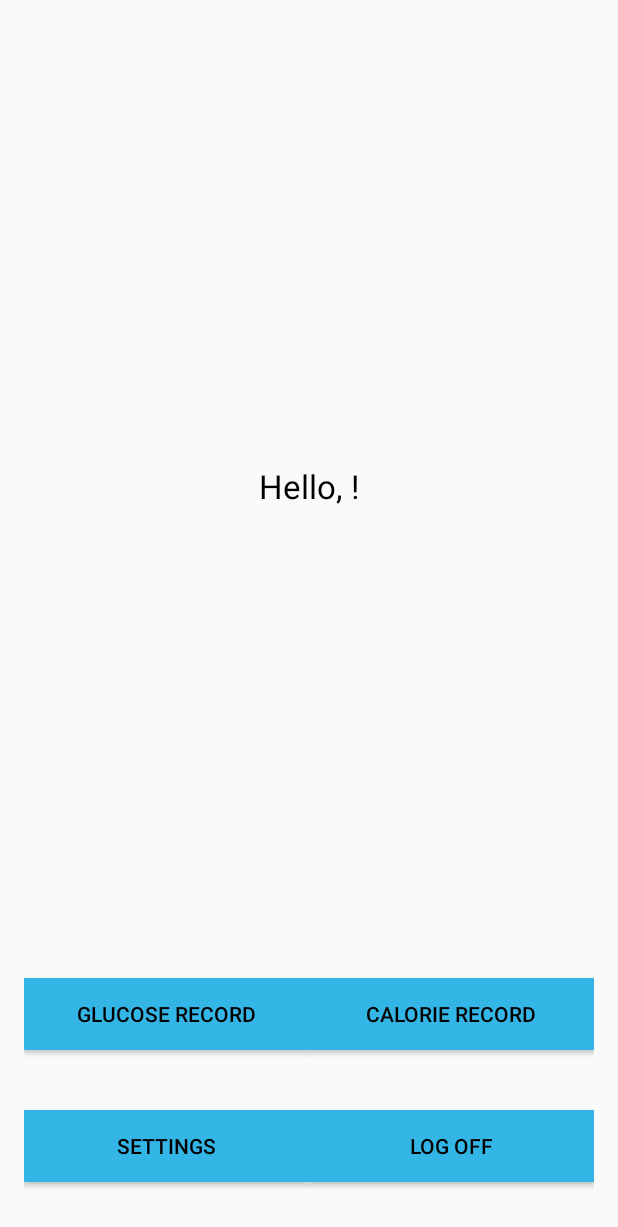
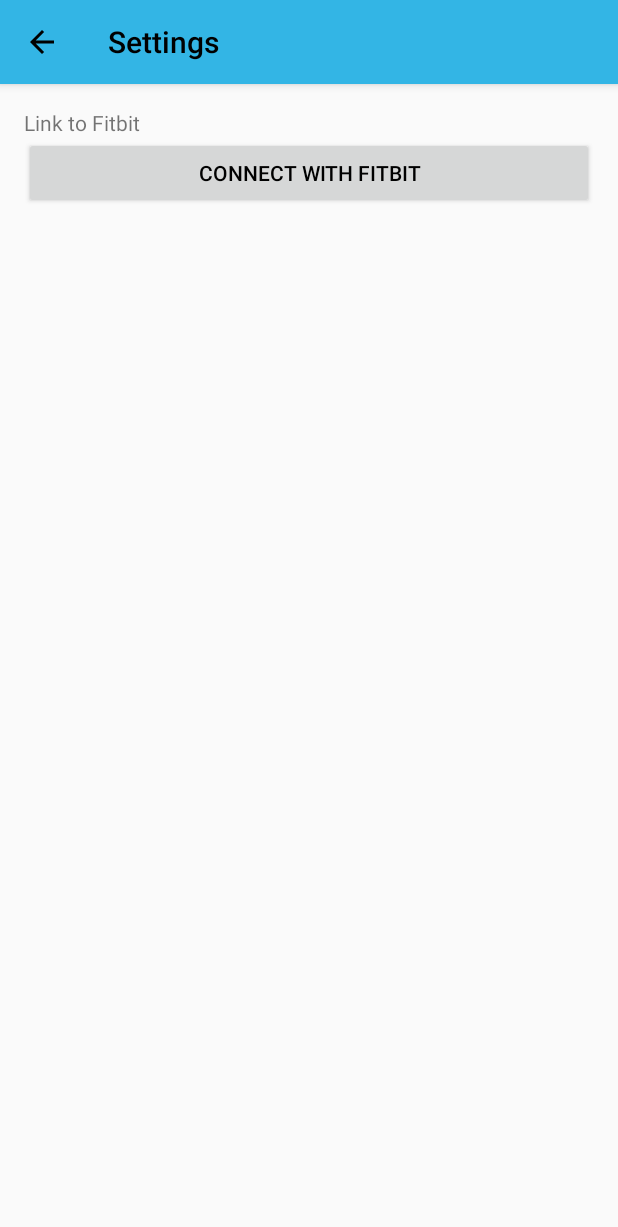
Before and after one commit to rhythm003/Type1, an Android app: the MainActivity screen opened directly, with no data from a screen before it, after a tap on "SETTINGS", on a phone screen of 412 x 824 dp. Shown: the top 1227 px of the screen. Run offline under Robolectric (Android 15) with nearby library versions, the phone set to English and light mode, and no system bars; network calls fail.

Commit message:
request fitbit api token, data in app.

```diff
--- a/app/build.gradle
+++ b/app/build.gradle
@@ -22,9 +22,9 @@ android {
 dependencies {
     compile fileTree(dir: 'libs', include: ['*.jar'])
     testCompile 'junit:junit:4.12'
-    compile 'com.android.support:appcompat-v7:24.1.1'
+    compile 'com.android.support:appcompat-v7:24.2.1'
     compile 'com.android.volley:volley:1.0.0'
     compile "com.androidplot:androidplot-core:0.9.8"
     //noinspection GradleCompatible
-    compile 'com.android.support:customtabs:23.3.0'
+    compile 'com.android.support:customtabs:24.2.1'
 }
--- a/app/src/main/java/com/rhythm003/app/AppConfig.java
+++ b/app/src/main/java/com/rhythm003/app/AppConfig.java
@@ -11,4 +11,10 @@ public class AppConfig {
     public static String URL_REGISTER = "http://rhythm003.noip.me:8080/type1_api/v1/register";
 
     public static String URL_GLU = "http://rhythm003.noip.me:8080/type1_api/v1/glucose";
+
+    public static String FITBIT_TOKEN = "https://www.fitbit.com/oauth2/authorize?response_type=token&client_id=227ZCG&redirect_uri=quickpredict%3A%2F%2Ffitbit&scope=activity%20heartrate%20location%20nutrition%20profile%20settings%20sleep%20social%20weight&expires_in=604800";
+
+    public static String FITBIT_CAL = "https://api.fitbit.com/1/user/-/foods/log/date/";
+
+    public static String FITBIT_HRATE = "https://api.fitbit.com/1/user/-/activities/heart/date/today/1d/1sec/time/00:00/00:01.json";
 }
--- a/app/src/main/java/com/rhythm003/help/PeriodicReceiver.java
+++ b/app/src/main/java/com/rhythm003/help/PeriodicReceiver.java
@@ -27,7 +27,9 @@ public class PeriodicReceiver extends BroadcastReceiver {
     }
     private void doPeriodicTask(Context context) {
         Log.d("PeriodicReceiver", "doTask");
-        Intent intent = new Intent(context, DbService.class);
+        Intent intent = new Intent(context, FitbitService.class);
+        context.startService(intent);
+        intent = new Intent(context, DbService.class);
         intent.putExtra("ACTION", "INSERT_GLU");
         Random random = new Random();
         intent.putExtra("LEVEL", new DecimalFormat("#.##").format(random.nextFloat() * 80 + 110));
@@ -55,5 +57,6 @@ public class PeriodicReceiver extends BroadcastReceiver {
         PendingIntent pendingIntent = PendingIntent.getBroadcast(context, 0, alarmIntent, 0);
         alarmManager.cancel(pendingIntent);
         context.stopService(new Intent(context, DbService.class));
+        context.stopService(new Intent(context, FitbitService.class));
     }
 }
--- a/app/src/main/java/com/rhythm003/help/SessionManager.java
+++ b/app/src/main/java/com/rhythm003/help/SessionManager.java
@@ -54,6 +54,10 @@ public class SessionManager {
         editor.putString("USER_APIKEY", "");
         editor.commit();
     }
+    public void setToken(String token) {
+        editor.putString("TOKEN", token);
+        editor.commit();
+    }
     public String getUSER_NAME() {
         return pref.getString("USER_NAME", "");
     }
@@ -66,4 +70,5 @@ public class SessionManager {
     public boolean isLoggedIn(){
         return pref.getBoolean(KEY_IS_LOGGEDIN, false);
     }
+    public String getTOKEN() { return pref.getString("TOKEN", ""); }
 }
--- a/app/src/main/java/com/rhythm003/type1/MainActivity.java
+++ b/app/src/main/java/com/rhythm003/type1/MainActivity.java
@@ -52,7 +52,8 @@ public class MainActivity extends AppCompatActivity {
         btSetting.setOnClickListener(new View.OnClickListener() {
             @Override
             public void onClick(View view) {
-
+                Intent intent = new Intent(getApplicationContext(), SettingActivity.class);
+                startActivity(intent);
             }
         });
         btCal.setOnClickListener(new View.OnClickListener() {
--- /dev/null
+++ b/app/src/main/java/com/rhythm003/type1/SettingActivity.java
@@ -0,0 +1,51 @@
+package com.rhythm003.type1;
+
+import android.content.Intent;
+import android.net.Uri;
+import android.support.customtabs.CustomTabsIntent;
+import android.support.v7.app.AppCompatActivity;
+import android.os.Bundle;
+import android.util.Log;
+import android.view.View;
+import android.widget.Button;
+import android.widget.TextView;
+
+import com.rhythm003.app.AppConfig;
+import com.rhythm003.help.SessionManager;
+
+public class SettingActivity extends AppCompatActivity {
+    private Button btnFitbit;
+    private SessionManager session;
+    private TextView tvLink;
+    @Override
+    protected void onCreate(Bundle savedInstanceState) {
+        super.onCreate(savedInstanceState);
+        setContentView(R.layout.activity_setting);
+        btnFitbit = (Button) findViewById(R.id.set_btnFitbit);
+        tvLink = (TextView) findViewById(R.id.set_tvLink);
+        session = new SessionManager(getApplicationContext());
+        Intent intent = getIntent();
+        Uri data = intent.getData();
+        if(data != null) {
+            //Toast.makeText(getApplicationContext(), data.toString(), Toast.LENGTH_LONG).show();
+            //Log.d("Return from oauth", data.toString());
+            String token = new String();
+            int idx1 = data.toString().indexOf("access_token");
+            int idx2 = data.toString().indexOf('&');
+            token = data.toString().substring(idx1 + 13, idx2);
+            Log.d("TOKEN: ", token);
+            session.setToken(token);
+        }
+        if(session.getTOKEN() != "") {
+            tvLink.setText("Account connected");
+        }
+        btnFitbit.setOnClickListener(new View.OnClickListener() {
+            @Override
+            public void onClick(View view) {
+                CustomTabsIntent.Builder builder = new CustomTabsIntent.Builder();
+                CustomTabsIntent intent = builder.build();
+                intent.launchUrl(SettingActivity.this, Uri.parse(AppConfig.FITBIT_TOKEN));
+            }
+        });
+    }
+}
--- /dev/null
+++ b/app/src/main/res/layout/activity_setting.xml
@@ -0,0 +1,25 @@
+<?xml version="1.0" encoding="utf-8"?>
+<LinearLayout xmlns:android="http://schemas.android.com/apk/res/android"
+    xmlns:tools="http://schemas.android.com/tools"
+    android:id="@+id/activity_setting"
+    android:layout_width="match_parent"
+    android:layout_height="match_parent"
+    android:paddingBottom="@dimen/activity_vertical_margin"
+    android:paddingLeft="@dimen/activity_horizontal_margin"
+    android:paddingRight="@dimen/activity_horizontal_margin"
+    android:paddingTop="@dimen/activity_vertical_margin"
+    android:orientation="vertical"
+    tools:context="com.rhythm003.type1.SettingActivity">
+
+    <TextView
+        android:text="Link to Fitbit"
+        android:layout_width="match_parent"
+        android:layout_height="wrap_content"
+        android:id="@+id/set_tvLink" />
+
+    <Button
+        android:text="Connect with Fitbit"
+        android:layout_width="match_parent"
+        android:layout_height="wrap_content"
+        android:id="@+id/set_btnFitbit" />
+</LinearLayout>
```
Also changed, not shown: app/src/main/AndroidManifest.xml (+19 -7 lines), app/src/main/java/com/rhythm003/help/FitbitService.java (added, +84 -0 lines), app/src/main/java/com/rhythm003/type1/CalActivity.java (+5 -7 lines), app/src/main/java/com/rhythm003/type1/FitbitCalActivity.java (added, +197 -0 lines), app/src/main/res/layout/activity_fitbit_cal.xml (added, +64 -0 lines).
